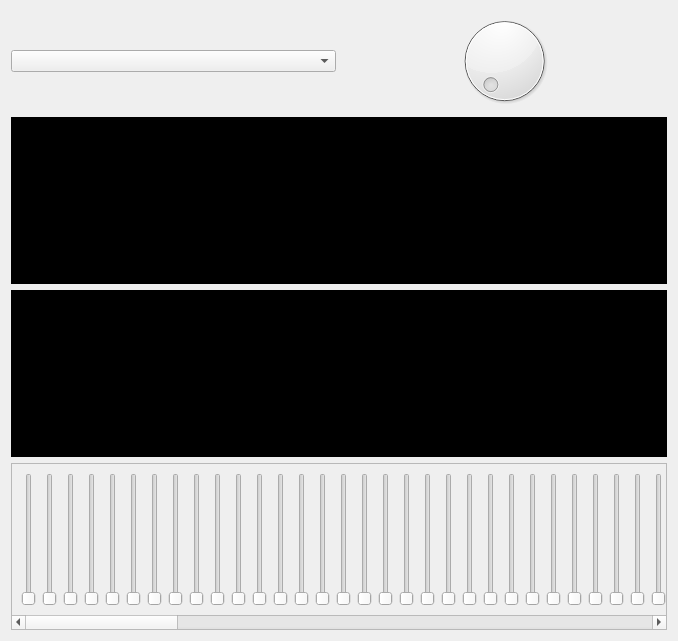
The window that src/NewUI/Oscil.ui (saidinesh5/ZynAddSubFX) describes before a commit, drawn with Qt 5.
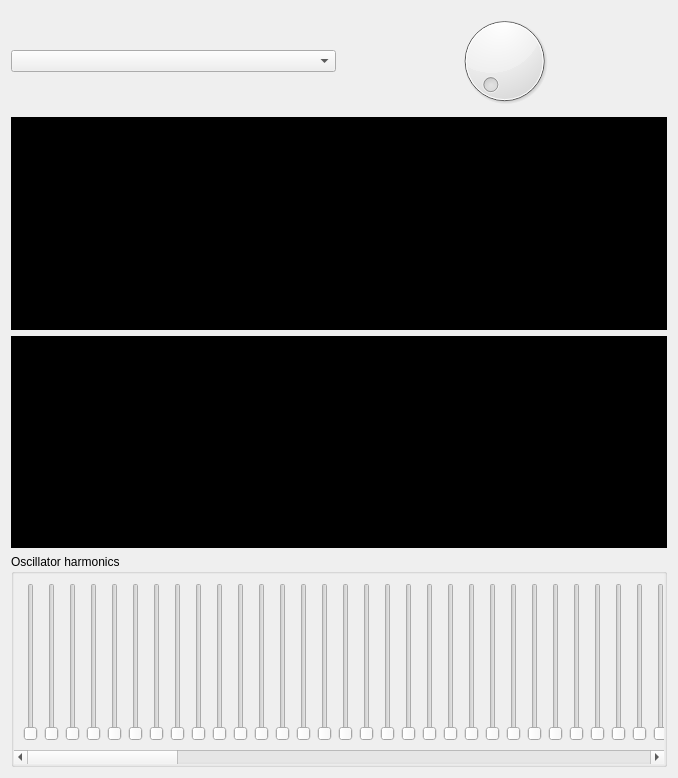
The same window after the commit. Custom widgets are drawn as their Qt base class.

Commit message: Oscillator now has a reset button

Patch:
```diff
--- a/src/NewUI/Oscil.ui
+++ b/src/NewUI/Oscil.ui
@@ -7,7 +7,7 @@
     <x>0</x>
     <y>0</y>
     <width>678</width>
-    <height>641</height>
+    <height>778</height>
    </rect>
   </property>
   <property name="windowTitle">
@@ -226,7 +226,22 @@
     </widget>
    </item>
    <item>
+    <widget class="GroupBox" name="groupBox">
+     <property name="title">
+      <string>Oscillator harmonics</string>
+     </property>
+     <layout class="QVBoxLayout" name="verticalLayout_2">
+      <property name="spacing">
+       <number>0</number>
+      </property>
+      <property name="margin">
+       <number>0</number>
+      </property>
+      <item>
     <widget class="QScrollArea" name="scrollArea">
+        <property name="frameShape">
+         <enum>QFrame::NoFrame</enum>
+        </property>
      <property name="widgetResizable">
       <bool>true</bool>
      </property>
@@ -236,7 +251,7 @@
         <x>0</x>
         <y>0</y>
         <width>3460</width>
-        <height>148</height>
+           <height>164</height>
        </rect>
       </property>
       <layout class="QHBoxLayout" name="horizontalLayout_2">
@@ -1910,6 +1925,9 @@
    </item>
   </layout>
  </widget>
+   </item>
+  </layout>
+ </widget>
  <customwidgets>
   <customwidget>
    <class>Dial</class>
@@ -1921,6 +1939,12 @@
    <extends>QComboBox</extends>
    <header>ComboBox.h</header>
   </customwidget>
+  <customwidget>
+   <class>GroupBox</class>
+   <extends>QGroupBox</extends>
+   <header>GroupBox.h</header>
+   <container>1</container>
+  </customwidget>
   <customwidget>
    <class>Slider</class>
    <extends>QSlider</extends>
```
Lines whose indentation alone changed are shown as unchanged.
